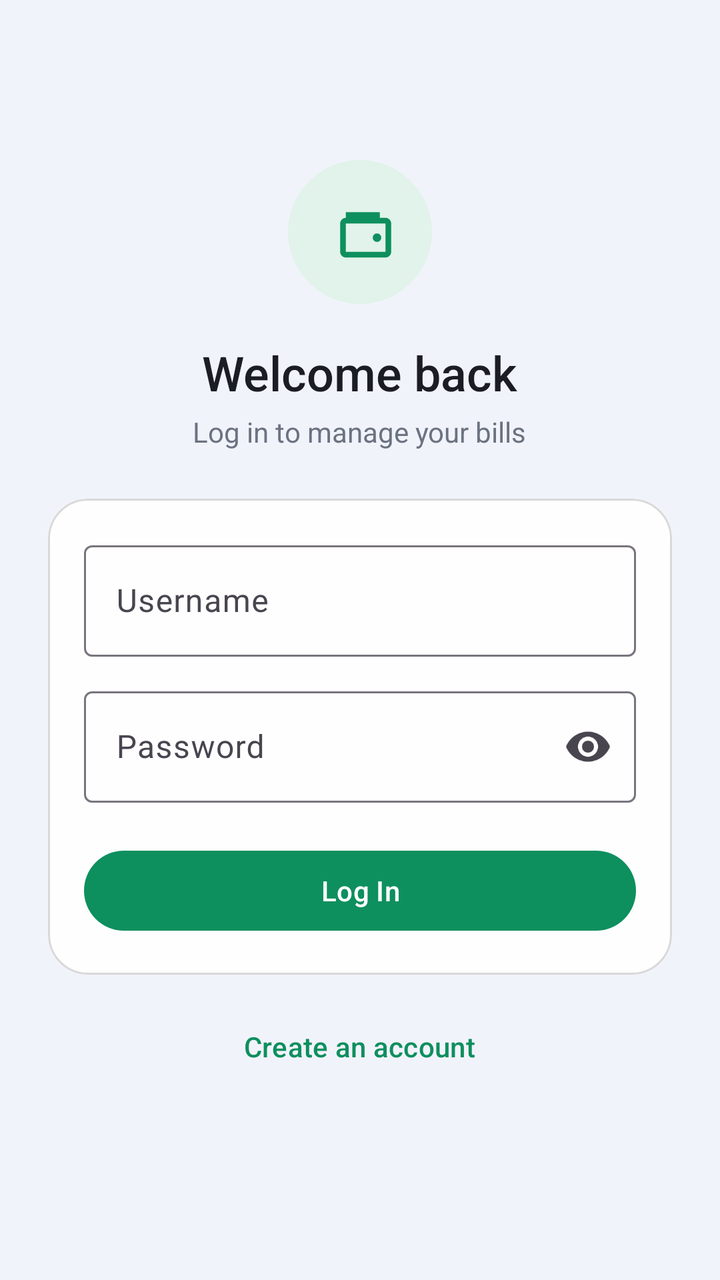
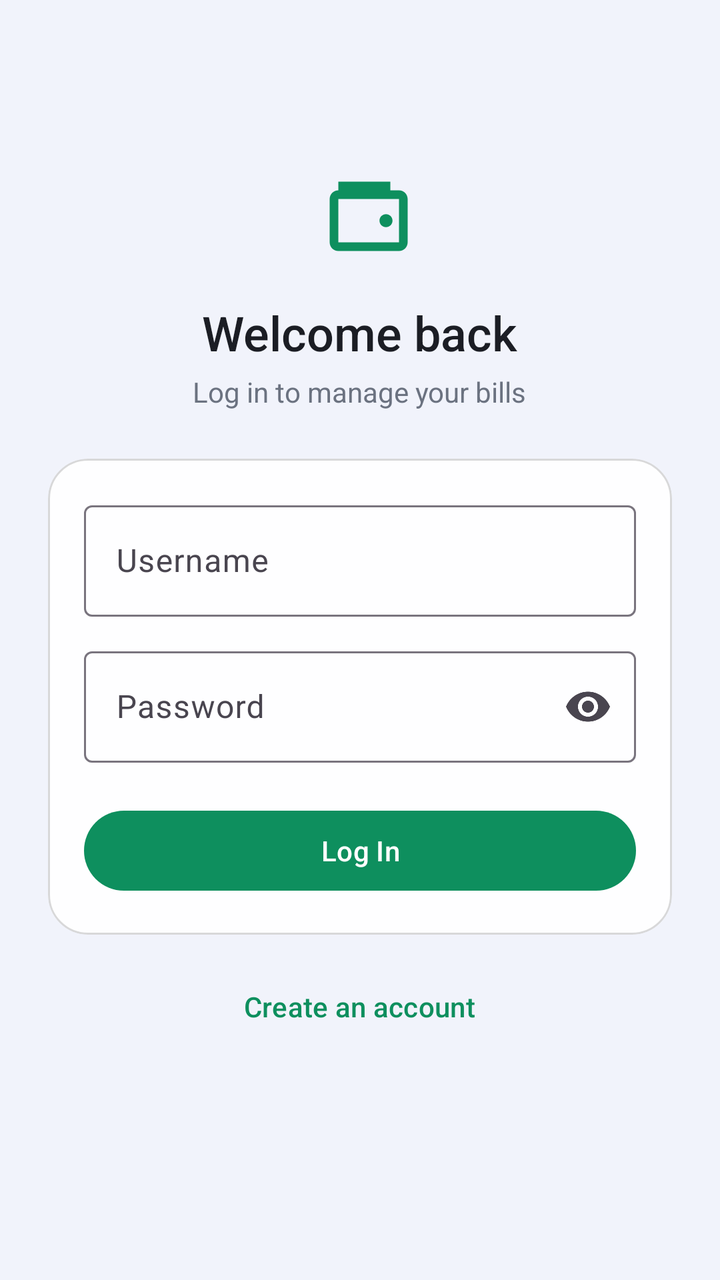

Two renders of the same Android screen: before a commit and after it. Below are the layout's source before the change and the commit's diff.
<!-- AndroidManifest.xml: application theme Theme.BillReminder -->
<!-- res/layout/activity_login.xml -->
<?xml version="1.0" encoding="utf-8"?>
<ScrollView xmlns:android="http://schemas.android.com/apk/res/android"
    xmlns:app="http://schemas.android.com/apk/res-auto"
    android:layout_width="match_parent"
    android:layout_height="match_parent"
    android:background="@drawable/bg_gradient"
    android:fillViewport="true">

    <LinearLayout
        android:layout_width="match_parent"
        android:layout_height="wrap_content"
        android:gravity="center_horizontal"
        android:orientation="vertical"
        android:padding="24dp">

        <FrameLayout
            android:layout_width="72dp"
            android:layout_height="72dp"
            android:layout_marginTop="56dp"
            android:background="@drawable/bg_accent_circle">

            <ImageView
                android:layout_width="34dp"
                android:layout_height="34dp"
                android:layout_gravity="center"
                android:contentDescription="@string/app_name"
                android:src="@drawable/ic_wallet"
                android:tint="@color/accent" />
        </FrameLayout>

        <TextView
            android:layout_width="wrap_content"
            android:layout_height="wrap_content"
            android:layout_marginTop="18dp"
            android:fontFamily="sans-serif-medium"
            android:text="@string/login_title"
            android:textColor="@color/on_surface"
            android:textSize="24sp" />

        <TextView
            android:layout_width="wrap_content"
            android:layout_height="wrap_content"
            android:layout_marginTop="4dp"
            android:layout_marginBottom="24dp"
            android:text="@string/login_subtitle"
            android:textColor="@color/text_secondary" />

        <com.google.android.material.card.MaterialCardView
            style="@style/Widget.BillReminder.CardView"
            android:layout_width="match_parent"
            android:layout_height="wrap_content">

            <LinearLayout
                android:layout_width="match_parent"
                android:layout_height="wrap_content"
                android:orientation="vertical">

                <com.google.android.material.textfield.TextInputLayout
                    android:layout_width="match_parent"
                    android:layout_height="wrap_content"
                    android:hint="@string/username_hint"
                    style="@style/Widget.Material3.TextInputLayout.OutlinedBox">

                    <com.google.android.material.textfield.TextInputEditText
                        android:id="@+id/editUsername"
                        android:layout_width="match_parent"
                        android:layout_height="wrap_content"
                        android:inputType="text" />
                </com.google.android.material.textfield.TextInputLayout>

                <com.google.android.material.textfield.TextInputLayout
                    android:id="@+id/passwordLayout"
                    android:layout_width="match_parent"
                    android:layout_height="wrap_content"
                    android:layout_marginTop="12dp"
                    android:hint="@string/password_hint"
                    app:endIconMode="password_toggle"
                    style="@style/Widget.Material3.TextInputLayout.OutlinedBox">

                    <com.google.android.material.textfield.TextInputEditText
                        android:id="@+id/editPassword"
                        android:layout_width="match_parent"
                        android:layout_height="wrap_content"
                        android:inputType="textPassword" />
                </com.google.android.material.textfield.TextInputLayout>

                <com.google.android.material.button.MaterialButton
                    android:id="@+id/btnLogin"
                    android:layout_width="match_parent"
                    android:layout_height="wrap_content"
                    android:layout_marginTop="20dp"
                    android:text="@string/btn_login" />

                <ProgressBar
                    android:id="@+id/progressBar"
                    android:layout_width="wrap_content"
                    android:layout_height="wrap_content"
                    android:layout_marginTop="16dp"
                    android:layout_gravity="center"
                    android:visibility="gone" />

            </LinearLayout>
        </com.google.android.material.card.MaterialCardView>

        <com.google.android.material.button.MaterialButton
            android:id="@+id/btnGoRegister"
            style="@style/Widget.Material3.Button.TextButton"
            android:layout_width="wrap_content"
            android:layout_height="wrap_content"
            android:layout_marginTop="12dp"
            android:text="@string/btn_go_register" />

    </LinearLayout>
</ScrollView>
<!-- resources referenced by this layout -->
<resources>
  <color name="accent">#0E8F5E</color>
  <color name="on_surface">#1B1D24</color>
  <color name="text_secondary">#6B7280</color>
  <!-- drawable bg_accent_circle (drawable) -->
  <shape xmlns:android="http://schemas.android.com/apk/res/android"
      android:shape="oval">
      <solid android:color="@color/accent_soft" />
  </shape>
  <!-- drawable bg_gradient (drawable) -->
  <?xml version="1.0" encoding="utf-8"?>
  <shape xmlns:android="http://schemas.android.com/apk/res/android"
      android:shape="rectangle">
      <solid android:color="@color/background_start" />
  </shape>
  <!-- drawable ic_wallet (drawable) -->
  <vector xmlns:android="http://schemas.android.com/apk/res/android"
      android:width="24dp" android:height="24dp"
      android:viewportWidth="24" android:viewportHeight="24">
      <path android:fillColor="#FF000000" android:pathData="M21,7H7c-1.1,0 -2,0.9 -2,2v10c0,1.1 0.9,2 2,2h14c1.1,0 2,-0.9 2,-2V9c0,-1.1 -0.9,-2 -2,-2zM21,19H7V9h14v10zM18,15.5c-0.83,0 -1.5,-0.67 -1.5,-1.5s0.67,-1.5 1.5,-1.5 1.5,0.67 1.5,1.5 -0.67,1.5 -1.5,1.5zM7,5h12v2H7z" />
  </vector>
  <string name="app_name">Bill Reminder</string>
  <string name="btn_go_register">Create an account</string>
  <string name="btn_login">Log In</string>
  <string name="login_subtitle">Log in to manage your bills</string>
  <string name="login_title">Welcome back</string>
  <string name="password_hint">Password</string>
  <string name="username_hint">Username</string>
  <style name="Widget.BillReminder.CardView" parent="Widget.Material3.CardView.Filled">
          <item name="cardBackgroundColor">@color/glass_surface</item>
          <item name="strokeColor">@color/glass_border</item>
          <item name="strokeWidth">1dp</item>
          <item name="cardCornerRadius">20dp</item>
          <item name="cardElevation">0dp</item>
          <item name="contentPadding">18dp</item>
      </style>
  <style name="Theme.BillReminder" parent="Theme.Material3.DayNight.NoActionBar">
          <item name="colorPrimary">@color/accent</item>
          <item name="colorPrimaryVariant">@color/accent</item>
          <item name="colorOnPrimary">@color/on_accent</item>
          <item name="colorSecondary">@color/accent</item>
          <item name="colorOnSecondary">@color/on_accent</item>
          <item name="android:colorBackground">@color/background_start</item>
          <item name="colorSurface">@color/surface</item>
          <item name="colorOnSurface">@color/on_surface</item>
          <item name="android:statusBarColor">@color/background_start</item>
          <item name="android:navigationBarColor">@color/background_start</item>
          <item name="android:windowLightStatusBar" tools:targetApi="m">true</item>
          <item name="android:windowLightNavigationBar" tools:targetApi="o_mr1">true</item>
      </style>
  <color name="accent_soft">#E1F3EA</color>
  <color name="background_start">#F1F3FB</color>
  <color name="glass_surface">#E8FFFFFF</color>
  <color name="glass_border">#26000000</color>
  <color name="on_accent">#FFFFFF</color>
  <color name="surface">#FFFFFF</color>
</resources>

<!-- the commit's change to res/layout/activity_login.xml (unified diff, before → after) -->
@@ -13,20 +13,13 @@
         android:orientation="vertical"
         android:padding="24dp">
 
-        <FrameLayout
-            android:layout_width="72dp"
-            android:layout_height="72dp"
+        <ImageView
+            android:layout_width="52dp"
+            android:layout_height="52dp"
             android:layout_marginTop="56dp"
-            android:background="@drawable/bg_accent_circle">
-
-            <ImageView
-                android:layout_width="34dp"
-                android:layout_height="34dp"
-                android:layout_gravity="center"
-                android:contentDescription="@string/app_name"
-                android:src="@drawable/ic_wallet"
-                android:tint="@color/accent" />
-        </FrameLayout>
+            android:contentDescription="@string/app_name"
+            android:src="@drawable/ic_wallet"
+            android:tint="@color/accent" />
 
         <TextView
             android:layout_width="wrap_content"
<!-- resource entries referenced after the edit -->
@@ -3,11 +3,6 @@
   <color name="accent">#0E8F5E</color>
   <color name="on_surface">#1B1D24</color>
   <color name="text_secondary">#6B7280</color>
-  <!-- drawable bg_accent_circle (drawable) -->
-  <shape xmlns:android="http://schemas.android.com/apk/res/android"
-      android:shape="oval">
-      <solid android:color="@color/accent_soft" />
-  </shape>
   <!-- drawable bg_gradient (drawable) -->
   <?xml version="1.0" encoding="utf-8"?>
   <shape xmlns:android="http://schemas.android.com/apk/res/android"
@@ -49,7 +44,6 @@
           <item name="android:windowLightStatusBar" tools:targetApi="m">true</item>
           <item name="android:windowLightNavigationBar" tools:targetApi="o_mr1">true</item>
       </style>
-  <color name="accent_soft">#E1F3EA</color>
   <color name="background_start">#F1F3FB</color>
   <color name="glass_surface">#E8FFFFFF</color>
   <color name="glass_border">#26000000</color>
